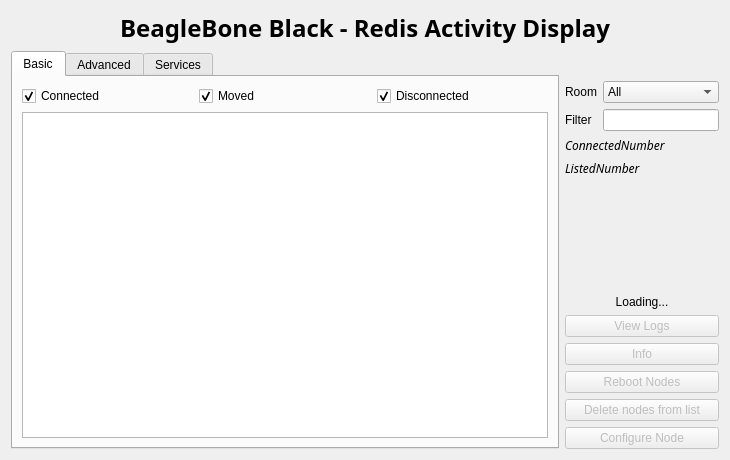
Old version of the form ui_files/monitor.ui in the repository lnls-sirius/bbbread.
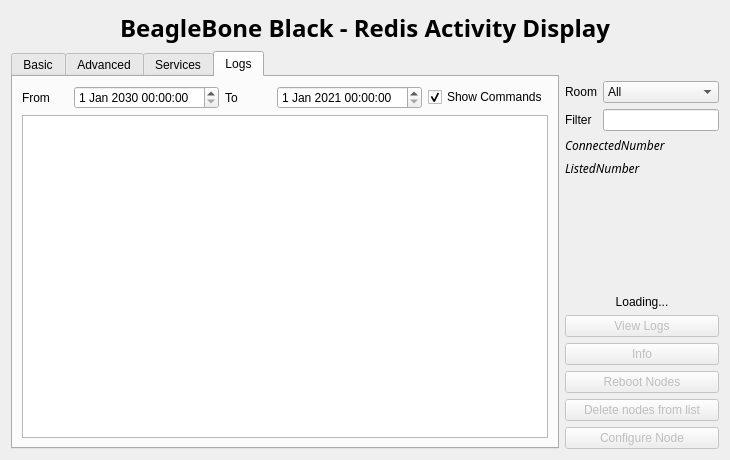
New version of the form.

Commit message: Adds tab for all logs, fixes UTC-3 on server

```diff
--- a/ui_files/monitor.ui
+++ b/ui_files/monitor.ui
@@ -61,7 +61,7 @@
           <enum>QTabWidget::Rounded</enum>
          </property>
          <property name="currentIndex">
-          <number>0</number>
+          <number>3</number>
          </property>
          <widget class="QWidget" name="basicTab">
           <attribute name="title">
@@ -410,6 +410,89 @@
            </item>
           </layout>
          </widget>
+         <widget class="QWidget" name="logsTab">
+          <attribute name="title">
+           <string>Logs</string>
+          </attribute>
+          <layout class="QVBoxLayout" name="verticalLayout_2">
+           <item>
+            <layout class="QHBoxLayout" name="horizontalLayout_3">
+             <item>
+              <widget class="QLabel" name="fromLabel">
+               <property name="text">
+                <string>From</string>
+               </property>
+              </widget>
+             </item>
+             <item>
+              <widget class="QDateTimeEdit" name="toTimeEdit">
+               <property name="date">
+                <date>
+                 <year>2030</year>
+                 <month>1</month>
+                 <day>1</day>
+                </date>
+               </property>
+               <property name="minimumDateTime">
+                <datetime>
+                 <hour>0</hour>
+                 <minute>0</minute>
+                 <second>0</second>
+                 <year>2021</year>
+                 <month>1</month>
+                 <day>1</day>
+                </datetime>
+               </property>
+               <property name="currentSectionIndex">
+                <number>0</number>
+               </property>
+              </widget>
+             </item>
+             <item>
+              <widget class="QLabel" name="toLabel">
+               <property name="text">
+                <string>To</string>
+               </property>
+              </widget>
+             </item>
+             <item>
+              <widget class="QDateTimeEdit" name="fromTimeEdit">
+               <property name="minimumDateTime">
+                <datetime>
+                 <hour>0</hour>
+                 <minute>0</minute>
+                 <second>0</second>
+                 <year>2021</year>
+                 <month>1</month>
+                 <day>1</day>
+                </datetime>
+               </property>
+              </widget>
+             </item>
+             <item>
+              <widget class="QCheckBox" name="commandsCheckBox">
+               <property name="text">
+                <string>Show Commands</string>
+               </property>
+               <property name="checked">
+                <bool>true</bool>
+               </property>
+              </widget>
+             </item>
+            </layout>
+           </item>
+           <item>
+            <widget class="QTableView" name="logsTable">
+             <attribute name="horizontalHeaderShowSortIndicator" stdset="0">
+              <bool>false</bool>
+             </attribute>
+             <attribute name="horizontalHeaderStretchLastSection">
+              <bool>true</bool>
+             </attribute>
+            </widget>
+           </item>
+          </layout>
+         </widget>
         </widget>
        </item>
       </layout>
```
The commit also changes 3 other files.
